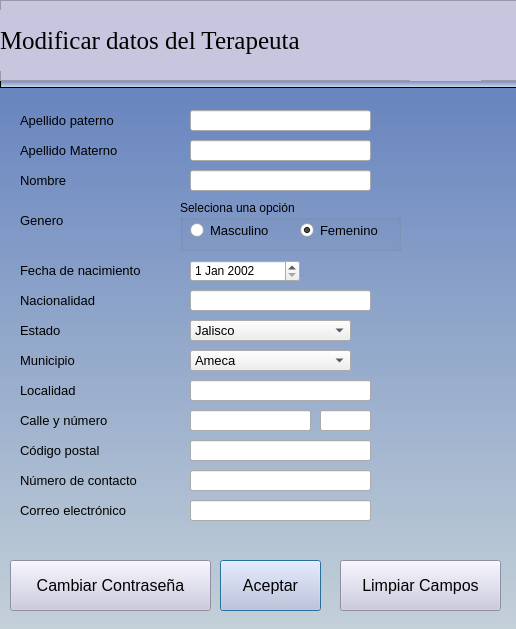
First picture: the form in pythonProject/vistas/editarTerapeuta.ui, repository francisco2124/Cognidron-EEG-Version1.0, before the edit.
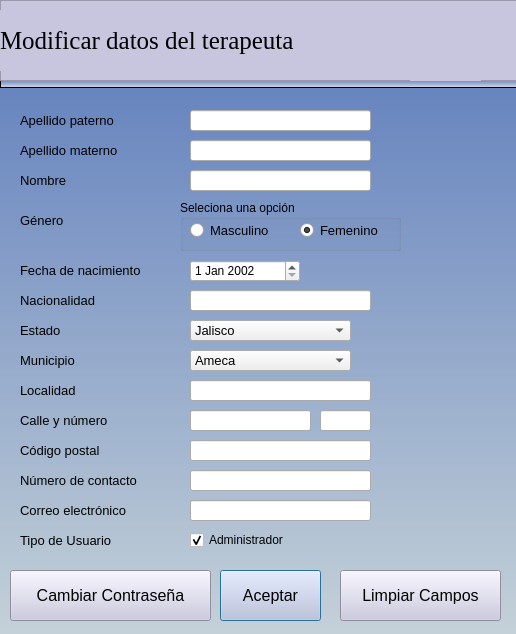
Second picture: the form after the edit. Icons and pictures are not drawn.

```diff
--- a/pythonProject/vistas/editarTerapeuta.ui
+++ b/pythonProject/vistas/editarTerapeuta.ui
@@ -7,7 +7,7 @@
     <x>0</x>
     <y>0</y>
     <width>516</width>
-    <height>629</height>
+    <height>634</height>
    </rect>
   </property>
   <property name="windowTitle">
@@ -399,7 +399,7 @@
     </font>
    </property>
    <property name="text">
-    <string>Apellido Materno</string>
+    <string>Apellido materno</string>
    </property>
   </widget>
   <widget class="QLineEdit" name="leNumeroContacto">
@@ -471,7 +471,7 @@
     </font>
    </property>
    <property name="text">
-    <string>Genero</string>
+    <string>Género</string>
    </property>
   </widget>
   <widget class="QLabel" name="label_2">
@@ -509,7 +509,7 @@
    <property name="geometry">
     <rect>
      <x>220</x>
-     <y>560</y>
+     <y>570</y>
      <width>101</width>
      <height>51</height>
     </rect>
@@ -531,7 +531,7 @@
    <property name="geometry">
     <rect>
      <x>340</x>
-     <y>560</y>
+     <y>570</y>
      <width>161</width>
      <height>51</height>
     </rect>
@@ -553,7 +553,7 @@
    <property name="geometry">
     <rect>
      <x>10</x>
-     <y>560</y>
+     <y>570</y>
      <width>201</width>
      <height>51</height>
     </rect>
@@ -713,7 +713,7 @@
 font: 75 19pt &quot;Times New Roman&quot;;</string>
     </property>
     <property name="text">
-     <string>Modificar datos del Terapeuta</string>
+     <string>Modificar datos del terapeuta</string>
     </property>
    </widget>
    <widget class="QLabel" name="label_23">
@@ -762,6 +762,40 @@
     <string/>
    </property>
   </widget>
+  <widget class="QCheckBox" name="cbAdmin">
+   <property name="geometry">
+    <rect>
+     <x>190</x>
+     <y>530</y>
+     <width>111</width>
+     <height>20</height>
+    </rect>
+   </property>
+   <property name="text">
+    <string>Administrador</string>
+   </property>
+   <property name="checked">
+    <bool>true</bool>
+   </property>
+  </widget>
+  <widget class="QLabel" name="label_24">
+   <property name="geometry">
+    <rect>
+     <x>20</x>
+     <y>530</y>
+     <width>181</width>
+     <height>21</height>
+    </rect>
+   </property>
+   <property name="font">
+    <font>
+     <pointsize>10</pointsize>
+    </font>
+   </property>
+   <property name="text">
+    <string>Tipo de Usuario</string>
+   </property>
+  </widget>
   <zorder>label_25</zorder>
   <zorder>leLocalidad</zorder>
   <zorder>label_16</zorder>
@@ -797,6 +831,8 @@
   <zorder>dateEdit</zorder>
   <zorder>frame_2</zorder>
   <zorder>frame</zorder>
+  <zorder>cbAdmin</zorder>
+  <zorder>label_24</zorder>
  </widget>
  <resources>
   <include location="images/image.qrc"/>
```
